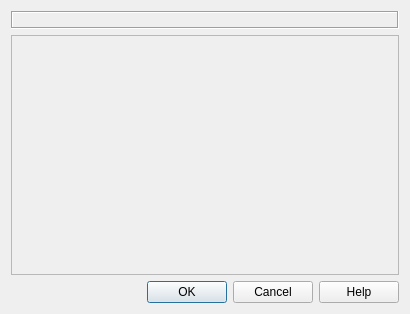
Old version of the form src/gui/choicedialog.ui in the repository albar965/atools.
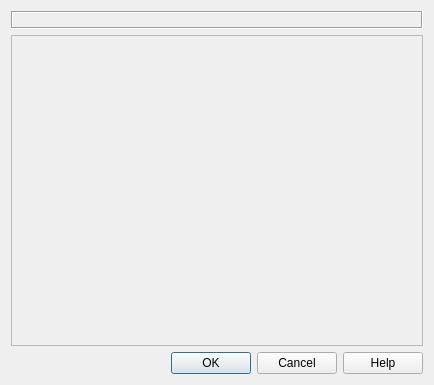
New version of the form.

Commit message: Increased initial size of dialog windows to avoid issues with large fonts

```diff
--- a/src/gui/choicedialog.ui
+++ b/src/gui/choicedialog.ui
@@ -6,8 +6,8 @@
    <rect>
     <x>0</x>
     <y>0</y>
-    <width>410</width>
-    <height>314</height>
+    <width>434</width>
+    <height>385</height>
    </rect>
   </property>
   <property name="windowTitle">
@@ -46,8 +46,8 @@
        <rect>
         <x>0</x>
         <y>0</y>
-        <width>390</width>
-        <height>227</height>
+        <width>414</width>
+        <height>298</height>
        </rect>
       </property>
       <layout class="QVBoxLayout" name="verticalLayoutScrollArea">
```
